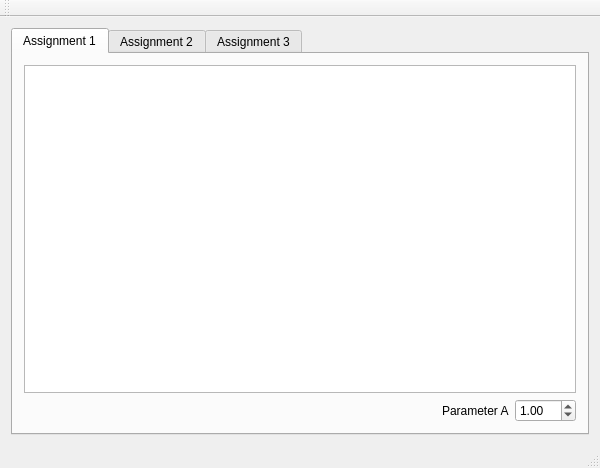
Qt form Scarabaeus/mainwindow.ui (wtrsltnk/kenai-uu3dmod3) before a commit.
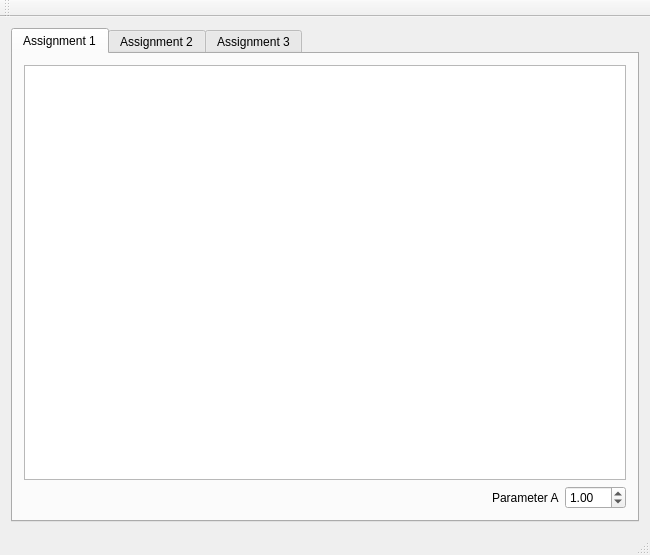
The same form after that commit. The open tabs and pages were chosen to show the change.

Commit message: Laatste layout aanpassing

What changed in the file:
```diff
--- a/Scarabaeus/mainwindow.ui
+++ b/Scarabaeus/mainwindow.ui
@@ -6,8 +6,8 @@
    <rect>
     <x>0</x>
     <y>0</y>
-    <width>600</width>
-    <height>468</height>
+    <width>650</width>
+    <height>555</height>
    </rect>
   </property>
   <property name="windowTitle">
```
Left out of the diff: 4 changed lines with no effect on the pictures. The commit also changes 2 other files.
